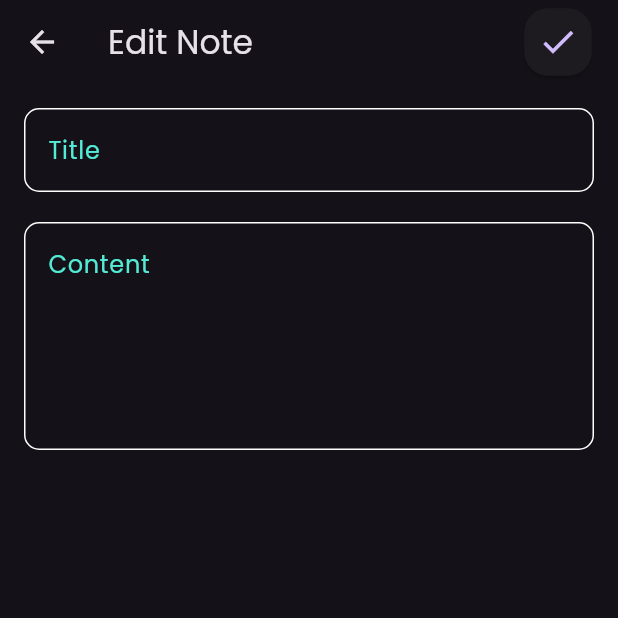
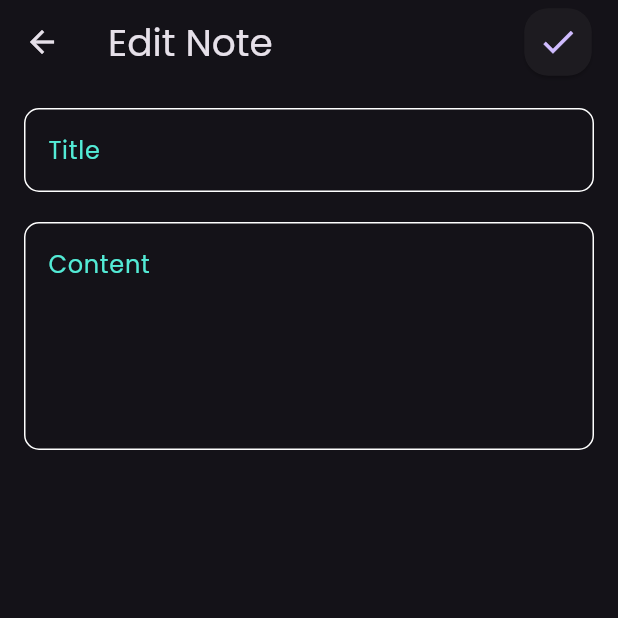
Before and after one commit to 1dev-Ebrahim/notes_app, a Flutter app: the screen it shows after launch, after a tap on an icon or button, on a phone screen of 412 x 824 dp, the top half of it. Run offline on Flutter 3.47's test engine with Material 3 defaults, Android fonts, the phone set to English and light mode, and no system bars; our stand-ins replace font_awesome_flutter.

Commit message:
Refactor HomeView and CustomAppBar: improve formatting and styling; add NoteModel class for note data representation

```diff
--- a/lib/widgets/custom_appbar.dart
+++ b/lib/widgets/custom_appbar.dart
@@ -2,7 +2,12 @@ import 'package:flutter/material.dart';
 import 'package:notes_app/widgets/custom_appbar_button.dart';
 
 class CustomAppBar extends StatelessWidget implements PreferredSizeWidget {
-  const CustomAppBar({super.key, required this.title, required this.iconData, required this.onPressed});
+  const CustomAppBar({
+    super.key,
+    required this.title,
+    required this.iconData,
+    required this.onPressed,
+  });
   final String title;
   final IconData iconData;
   final VoidCallback onPressed;
@@ -12,15 +17,16 @@ class CustomAppBar extends StatelessWidget implements PreferredSizeWidget {
       backgroundColor: Colors.transparent,
       elevation: 0,
       scrolledUnderElevation: 0,
-      title: Text(title, style: const TextStyle(fontSize: 22)),
+      title: Text(title, style: const TextStyle(fontSize: 25)),
       actions: [
         Padding(
           padding: const EdgeInsets.only(right: 16.0),
-          child: CustomAppBarButton(iconData: iconData, onPressed: onPressed,),
+          child: CustomAppBarButton(iconData: iconData, onPressed: onPressed),
         ),
       ],
     );
   }
 
-  @override Size get preferredSize => const Size.fromHeight(kToolbarHeight);
+  @override
+  Size get preferredSize => const Size.fromHeight(kToolbarHeight);
 }
--- a/lib/widgets/custom_text_field.dart
+++ b/lib/widgets/custom_text_field.dart
@@ -8,6 +8,7 @@ class CustomTextField extends StatelessWidget {
   @override
   Widget build(BuildContext context) {
     return TextField(
+      keyboardType: TextInputType.multiline,
       cursorColor: kPrimaryColor,
       maxLines: maxLines,
       decoration: InputDecoration(
```
Also changed, not shown: lib/models/note_model.dart (added, +12 -0 lines), lib/views/home_view.dart (+5 -2 lines).
